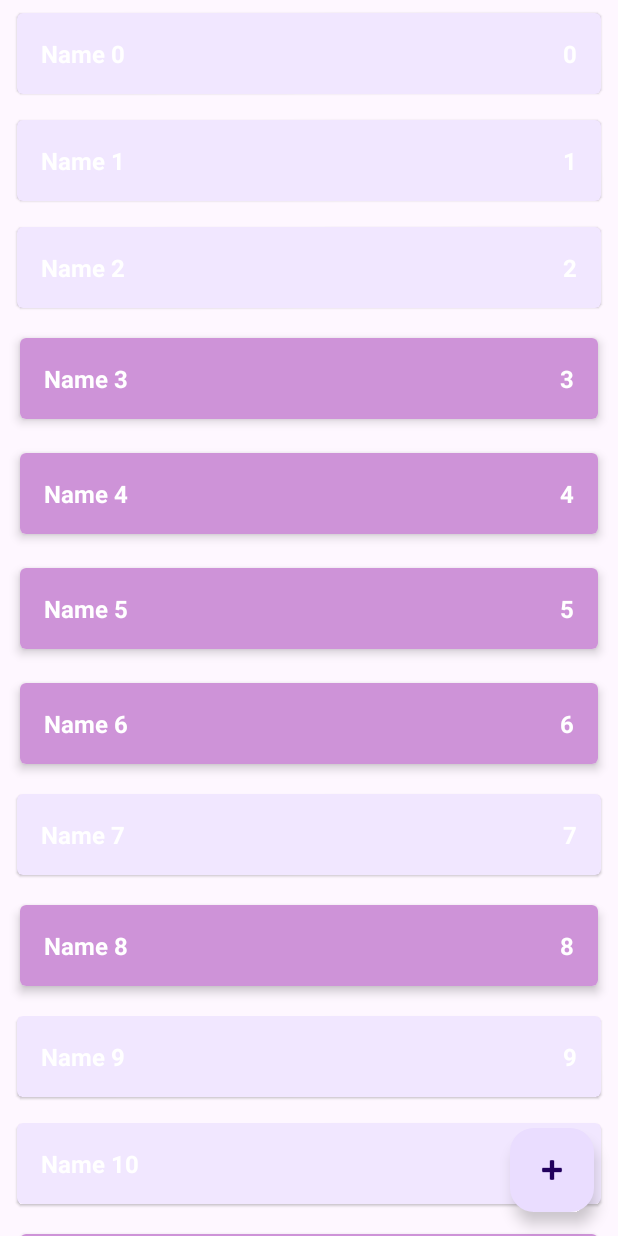
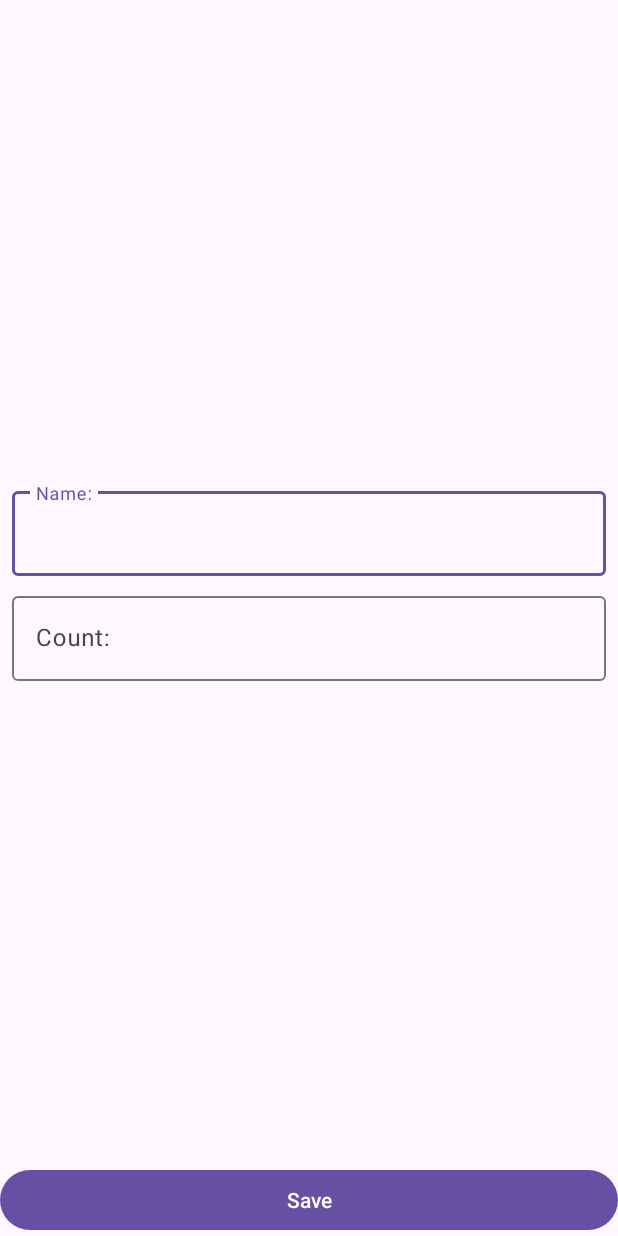
Before and after one commit to kotel24/ShoppingList, an Android app: the screen it shows after launch (MainActivity before the commit, ShopItemActivity after it), after a tap on an icon or button, on a phone screen of 412 x 824 dp. Run offline under Robolectric (Android 15) with nearby library versions, the phone set to English and light mode, and no system bars.

Commit message:
пока всё работает исправляю баг

```diff
--- a/app/src/main/AndroidManifest.xml
+++ b/app/src/main/AndroidManifest.xml
@@ -12,6 +12,8 @@
         android:supportsRtl="true"
         android:theme="@style/Theme.ShoppingList"
         tools:targetApi="31">
+        <activity android:name=".presentation.ShopItemActivity"
+            android:windowSoftInputMode="adjustResize"/>
         <activity
             android:name=".presentation.MainActivity"
             android:exported="true">
--- a/app/src/main/java/ru/mygames/shoppinglist/data/ShopListRepositoryImpl.kt
+++ b/app/src/main/java/ru/mygames/shoppinglist/data/ShopListRepositoryImpl.kt
@@ -36,12 +36,12 @@ object ShopListRepositoryImpl: ShopListRepository {
     }
 
     override fun editShopItem(shopItem: ShopItem) {
-        val oldShopItem = getShowItem(shopItem.id)
+        val oldShopItem = getShopItem(shopItem.id)
         deleteShopItem(oldShopItem)
         addShopItem(shopItem)
     }
 
-    override fun getShowItem(shopItemId: Int): ShopItem {
+    override fun getShopItem(shopItemId: Int): ShopItem {
         return shopList.find { it.id == shopItemId } ?: throw RuntimeException("Element with id $shopItemId not found")
     }
 
--- a/app/src/main/java/ru/mygames/shoppinglist/domain/ShopListRepository.kt
+++ b/app/src/main/java/ru/mygames/shoppinglist/domain/ShopListRepository.kt
@@ -11,5 +11,5 @@ interface ShopListRepository {
 
     fun editShopItem(shopItem: ShopItem)
 
-    fun getShowItem(shopItemId: Int): ShopItem
+    fun getShopItem(shopItemId: Int): ShopItem
 }
--- a/app/src/main/java/ru/mygames/shoppinglist/domain/UseCaseEditGhopItem.kt
+++ b/app/src/main/java/ru/mygames/shoppinglist/domain/UseCaseEditShopItem.kt
@@ -1,6 +1,6 @@
 package ru.mygames.shoppinglist.domain
 
-class UseCaseEditGhopItem (private val shopListRepository: ShopListRepository){
+class UseCaseEditShopItem (private val shopListRepository: ShopListRepository){
     fun editShopItem(shopItem: ShopItem) {
         shopListRepository.editShopItem(shopItem)
     }
--- a/app/src/main/java/ru/mygames/shoppinglist/domain/UseCaseGetShopItem.kt
+++ b/app/src/main/java/ru/mygames/shoppinglist/domain/UseCaseGetShopItem.kt
@@ -1,7 +1,7 @@
 package ru.mygames.shoppinglist.domain
 
 class UseCaseGetShopItem (private val shopListRepository: ShopListRepository){
-    fun getShowItem(shopItemId: Int): ShopItem{
-        return shopListRepository.getShowItem(shopItemId)
+    fun getShopItem(shopItemId: Int): ShopItem{
+        return shopListRepository.getShopItem(shopItemId)
     }
 }
--- a/app/src/main/java/ru/mygames/shoppinglist/presentation/MainActivity.kt
+++ b/app/src/main/java/ru/mygames/shoppinglist/presentation/MainActivity.kt
@@ -1,12 +1,12 @@
 package ru.mygames.shoppinglist.presentation
 
 import android.os.Bundle
-import android.util.Log
 import androidx.activity.enableEdgeToEdge
 import androidx.appcompat.app.AppCompatActivity
 import androidx.lifecycle.ViewModelProvider
 import androidx.recyclerview.widget.ItemTouchHelper
 import androidx.recyclerview.widget.RecyclerView
+import com.google.android.material.floatingactionbutton.FloatingActionButton
 import ru.mygames.shoppinglist.R
 
 class MainActivity : AppCompatActivity() {
@@ -20,8 +20,14 @@ class MainActivity : AppCompatActivity() {
         setupRecyclerView()
         viewModel = ViewModelProvider(this)[MainViewModel::class.java]
         viewModel.shopList.observe(this){
-            shopListAdapter.shopList = it
+            shopListAdapter.submitList(it)
         }
+        val buttonAddItem = findViewById<FloatingActionButton>(R.id.button_add_shop_item)
+        buttonAddItem.setOnClickListener {
+            val intent = ShopItemActivity.newIntentAddItem(this)
+            startActivity(intent)
+        }
+
     }
     private fun setupRecyclerView() {
         val rvShoplist = findViewById<RecyclerView>(R.id.recyclerView)
@@ -56,7 +62,7 @@ class MainActivity : AppCompatActivity() {
             }
 
             override fun onSwiped(viewHolder: RecyclerView.ViewHolder, direction: Int) {
-                val item = shopListAdapter.shopList[viewHolder.adapterPosition]
+                val item = shopListAdapter.currentList[viewHolder.adapterPosition]
                 viewModel.deleteShopItem(item)
             }
 
@@ -66,8 +72,10 @@ class MainActivity : AppCompatActivity() {
     }
 
     private fun setupOnClickLictener() {
-        shopListAdapter.onShopItemClickListener = {
-            Log.d("MainActivity", "onShopItemClickListener")
+        shopListAdapter.onShopItemClickListener =
+            {
+            val intent = ShopItemActivity.newIntentEditItem(this, it.id)
+            startActivity(intent)
         }
     }
 
--- a/app/src/main/java/ru/mygames/shoppinglist/presentation/MainViewModel.kt
+++ b/app/src/main/java/ru/mygames/shoppinglist/presentation/MainViewModel.kt
@@ -1,11 +1,10 @@
 package ru.mygames.shoppinglist.presentation
 
-import androidx.lifecycle.MutableLiveData
 import androidx.lifecycle.ViewModel
 import ru.mygames.shoppinglist.data.ShopListRepositoryImpl
 import ru.mygames.shoppinglist.domain.ShopItem
 import ru.mygames.shoppinglist.domain.UseCaseDeleteShopItem
-import ru.mygames.shoppinglist.domain.UseCaseEditGhopItem
+import ru.mygames.shoppinglist.domain.UseCaseEditShopItem
 import ru.mygames.shoppinglist.domain.UseCaseGetShopList
 
 class MainViewModel:ViewModel() {
@@ -13,7 +12,7 @@ class MainViewModel:ViewModel() {
     private val repository = ShopListRepositoryImpl
     private val getShopList = UseCaseGetShopList(repository)
     private val deleteShopItem = UseCaseDeleteShopItem(repository)
-    private val editGhopItem = UseCaseEditGhopItem(repository)
+    private val editGhopItem = UseCaseEditShopItem(repository)
 
     val shopList = getShopList.getShopList()
 
--- /dev/null
+++ b/app/src/main/java/ru/mygames/shoppinglist/presentation/ShopItemActivity.kt
@@ -0,0 +1,72 @@
+package ru.mygames.shoppinglist.presentation
+
+import android.content.Context
+import android.content.Intent
+import android.os.Bundle
+import android.widget.Button
+import androidx.appcompat.app.AppCompatActivity
+import androidx.lifecycle.ViewModelProvider
+import com.google.android.material.textfield.TextInputLayout
+import ru.mygames.shoppinglist.R
+import ru.mygames.shoppinglist.domain.ShopItem
+
+class ShopItemActivity:AppCompatActivity() {
+    private lateinit var viewModel: ShopItemViewModel
+    private lateinit var tilName: TextInputLayout
+    private lateinit var tilCount: TextInputLayout
+    private lateinit var etName: TextInputLayout
+    private lateinit var etCount: TextInputLayout
+    private lateinit var buttonSave: Button
+    private var screenMode = ""
+    private var shopItemId = ShopItem.UNDEFINED_ID
+    override fun onCreate(savedInstanceState: Bundle?) {
+        super.onCreate(savedInstanceState)
+        setContentView(R.layout.activity_shop_item)
+        val mode = intent.getStringExtra(EXTRA_SCREEN_MODE)
+//        parseIntent()
+        viewModel = ViewModelProvider(this)[ShopItemViewModel::class.java]
+//        initValues()
+    }
+//    private fun parseIntent(){
+//        if (!intent.hasExtra(EXTRA_SCREEN_MODE))
+//            throw RuntimeException("Param screen mode is absent")
+//        val mode = intent.getStringExtra(EXTRA_SCREEN_MODE)
+//        if (mode != MODE_EDIT && mode != MODE_ADD)
+//            throw RuntimeException("Invalid screen mode: $mode")
+//        if (mode == MODE_EDIT){
+//            if (!intent.hasExtra(EXTRA_SHOP_ITEM_ID))
+//                throw RuntimeException("Param shop item id is absent")
+//            shopItemId = intent.getIntExtra(EXTRA_SHOP_ITEM_ID, ShopItem.UNDEFINED_ID)
+//        }
+//    }
+//    private fun initValues(){
+//         tilName = findViewById(R.id.til_name)
+//         tilCount = findViewById(R.id.til_count)
+//         etName = findViewById(R.id.et_name)
+//         etCount = findViewById(R.id.et_count)
+//         buttonSave = findViewById(R.id.save_button)
+//    }
+
+
+
+    companion object {
+        private const val EXTRA_SCREEN_MODE = "extra_screen_mode"
+        private const val EXTRA_SHOP_ITEM_ID = "extra_shop_item_id"
+        private const val MODE_EDIT = "mode_edit"
+        private const val MODE_ADD = "mode_add"
+
+
+        fun newIntentAddItem(context: Context): Intent {
+            val intent = Intent(context, ShopItemActivity::class.java)
+            intent.putExtra(EXTRA_SCREEN_MODE, MODE_ADD)
+            return intent
+        }
+
+        fun newIntentEditItem(context: Context,shopItemId: Int): Intent {
+            val intent = Intent(context, ShopItemActivity::class.java)
+            intent.putExtra(EXTRA_SCREEN_MODE, MODE_EDIT)
+            intent.putExtra(EXTRA_SHOP_ITEM_ID, shopItemId)
+            return intent
+        }
+    }
+}
--- /dev/null
+++ b/app/src/main/java/ru/mygames/shoppinglist/presentation/ShopItemDiffCallback.kt
@@ -0,0 +1,14 @@
+package ru.mygames.shoppinglist.presentation
+
+import androidx.recyclerview.widget.DiffUtil
+import ru.mygames.shoppinglist.domain.ShopItem
+
+class ShopItemDiffCallback: DiffUtil.ItemCallback<ShopItem>() {
+    override fun areItemsTheSame(oldItem: ShopItem, newItem: ShopItem): Boolean {
+        return oldItem.id == newItem.id
+    }
+
+    override fun areContentsTheSame(oldItem: ShopItem, newItem: ShopItem): Boolean {
+        return oldItem == newItem
+    }
+}
--- a/app/src/main/java/ru/mygames/shoppinglist/presentation/ShopListAdapter.kt
+++ b/app/src/main/java/ru/mygames/shoppinglist/presentation/ShopListAdapter.kt
@@ -1,23 +1,15 @@
 package ru.mygames.shoppinglist.presentation
 
 import android.view.LayoutInflater
-import android.view.View
 import android.view.ViewGroup
-import android.widget.TextView
-import androidx.recyclerview.widget.DiffUtil
-import androidx.recyclerview.widget.RecyclerView
+import androidx.recyclerview.widget.ListAdapter
 import ru.mygames.shoppinglist.R
 import ru.mygames.shoppinglist.domain.ShopItem
+
 //ShopListAdapter мы написали класс для отображения view with viewHolder
-class ShopListAdapter:  RecyclerView.Adapter<ShopListAdapter.ShopItemViewHolder> () {
+class ShopListAdapter:  ListAdapter<ShopItem,ShopItemViewHolder>(ShopItemDiffCallback()) {
     // передваваемый лист
-    var shopList = listOf<ShopItem>()
-        set(value) {
-            val callback = ShopListDiffCallback(shopList,value)
-            val diffResult = DiffUtil.calculateDiff(callback)
-            diffResult.dispatchUpdatesTo(this)
-            field = value
-        }
+
     var onShopItemLongClickListener:((ShopItem)-> Unit)? = null
     var onShopItemClickListener:((ShopItem)-> Unit)? = null
     //как создавать вью
@@ -35,14 +27,9 @@ class ShopListAdapter:  RecyclerView.Adapter<ShopListAdapter.ShopItemViewHolder>
         return ShopItemViewHolder(view)
     }
 
-    // количество элементов в коллекции
-    override fun getItemCount(): Int {
-        return shopList.size
-    }
-
     //как вставить значение в вью
     override fun onBindViewHolder(holder: ShopItemViewHolder, position: Int) {
-        val item = shopList[position]
+        val item = getItem(position)
         holder.tvName.text = item.name
         holder.tvCount.text = item.count.toString()
         holder.itemView.setOnLongClickListener {
@@ -52,18 +39,11 @@ class ShopListAdapter:  RecyclerView.Adapter<ShopListAdapter.ShopItemViewHolder>
         holder.itemView.setOnClickListener{
             onShopItemClickListener?.invoke(item)
         }
-        holder.tvName.text = item.name
-        holder.tvCount.text = item.count.toString()
     }
 
 
-    class ShopItemViewHolder(view: View) : RecyclerView.ViewHolder(view) {
-        val tvName = view.findViewById<TextView>(R.id.tv_name)
-        val tvCount = view.findViewById<TextView>(R.id.tv_count)
-    }
-
     override fun getItemViewType(position: Int): Int {
-        val item = shopList[position]
+        val item = getItem(position)
         if (item.enabled) return VIEW_TYPE_ENABLED
         else return VIEW_TYPE_DISABLED
     }
@@ -72,5 +52,5 @@ class ShopListAdapter:  RecyclerView.Adapter<ShopListAdapter.ShopItemViewHolder>
         const val VIEW_TYPE_ENABLED = 1
         const val VIEW_TYPE_DISABLED = 0
         const val MAX_POOL_SIZE = 15
+    }
 }
-}
--- /dev/null
+++ b/app/src/main/res/layout/activity_shop_item.xml
@@ -0,0 +1,58 @@
+<?xml version="1.0" encoding="utf-8"?>
+<androidx.constraintlayout.widget.ConstraintLayout xmlns:android="http://schemas.android.com/apk/res/android"
+    xmlns:app="http://schemas.android.com/apk/res-auto"
+    xmlns:tools="http://schemas.android.com/tools"
+    android:layout_width="match_parent"
+    android:layout_height="match_parent"
+    tools:context=".presentation.ShopItemActivity">
+
+    <com.google.android.material.textfield.TextInputLayout
+        android:id="@+id/til_name"
+        android:layout_width="0dp"
+        android:layout_height="wrap_content"
+        android:layout_marginStart="8dp"
+        android:layout_marginEnd="8dp"
+        android:layout_marginBottom="4dp"
+        app:layout_constraintBottom_toTopOf="@id/til_count"
+        app:layout_constraintEnd_toEndOf="parent"
+        app:layout_constraintStart_toStartOf="parent"
+        app:layout_constraintTop_toTopOf="parent"
+        app:layout_constraintVertical_chainStyle="packed">
+
+        <com.google.android.material.textfield.TextInputEditText
+            android:id="@+id/et_name"
+            android:layout_width="match_parent"
+            android:layout_height="wrap_content"
+            android:hint="@string/name"
+            android:inputType="textCapWords" />
+    </com.google.android.material.textfield.TextInputLayout>
+
+    <com.google.android.material.textfield.TextInputLayout
+        android:id="@+id/til_count"
+        android:layout_width="0dp"
+        android:layout_height="wrap_content"
+        android:layout_marginStart="8dp"
+        android:layout_marginTop="4dp"
+        android:layout_marginEnd="8dp"
+        app:layout_constraintBottom_toTopOf="@+id/save_button"
+        app:layout_constraintEnd_toEndOf="parent"
+        app:layout_constraintStart_toStartOf="parent"
+        app:layout_constraintTop_toBottomOf="@+id/til_name">
+
+        <com.google.android.material.textfield.TextInputEditText
+            android:id="@+id/et_count"
+            android:layout_width="match_parent"
+            android:layout_height="wrap_content"
+            android:hint="@string/count"
+            android:inputType="number" />
+    </com.google.android.material.textfield.TextInputLayout>
+
+    <Button
+        android:id="@+id/save_button"
+        android:layout_width="0dp"
+        android:layout_height="wrap_content"
+        android:text="@string/save"
+        app:layout_constraintBottom_toBottomOf="parent"
+        app:layout_constraintEnd_toEndOf="parent"
+        app:layout_constraintStart_toStartOf="parent" />
+</androidx.constraintlayout.widget.ConstraintLayout>
--- a/app/src/main/res/layout/item_shop_disabled.xml
+++ b/app/src/main/res/layout/item_shop_disabled.xml
@@ -1,7 +1,6 @@
 <?xml version="1.0" encoding="utf-8"?>
 <androidx.cardview.widget.CardView xmlns:android="http://schemas.android.com/apk/res/android"
     xmlns:app="http://schemas.android.com/apk/res-auto"
-    xmlns:tools="http://schemas.android.com/tools"
     android:layout_width="match_parent"
     android:layout_height="wrap_content"
     android:layout_marginStart="8dp"
--- a/app/src/main/res/layout/item_shop_enabled.xml
+++ b/app/src/main/res/layout/item_shop_enabled.xml
@@ -1,7 +1,6 @@
 <?xml version="1.0" encoding="utf-8"?>
 <androidx.cardview.widget.CardView xmlns:android="http://schemas.android.com/apk/res/android"
     xmlns:app="http://schemas.android.com/apk/res-auto"
-    xmlns:tools="http://schemas.android.com/tools"
     android:layout_width="match_parent"
     android:layout_height="wrap_content"
     android:layout_marginStart="8dp"
--- a/app/src/main/res/values/strings.xml
+++ b/app/src/main/res/values/strings.xml
@@ -1,4 +1,7 @@
 <resources>
     <string name="app_name">Shopping List</string>
     <string name="add_new_shop_item">Add new shop item</string>
+    <string name="name">Name: </string>
+    <string name="count">Count:</string>
+    <string name="save">Save</string>
 </resources>
```
Also changed, not shown: app/src/main/java/ru/mygames/shoppinglist/MainActivity.kt (deleted, +0 -20 lines), app/src/main/java/ru/mygames/shoppinglist/presentation/ShopItemViewModel.kt (added, +95 -0 lines), app/src/main/java/ru/mygames/shoppinglist/presentation/ShopItemViewholder.kt (added, +11 -0 lines).
